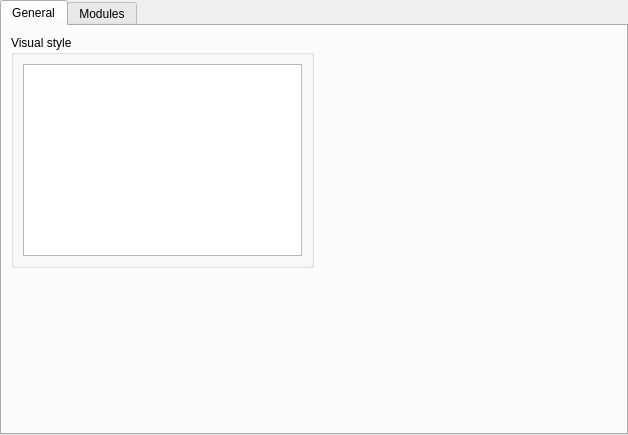
First picture: the form in src/application/ui/WdgOptions.ui, repository Norman0406/LISA-old, before the edit.
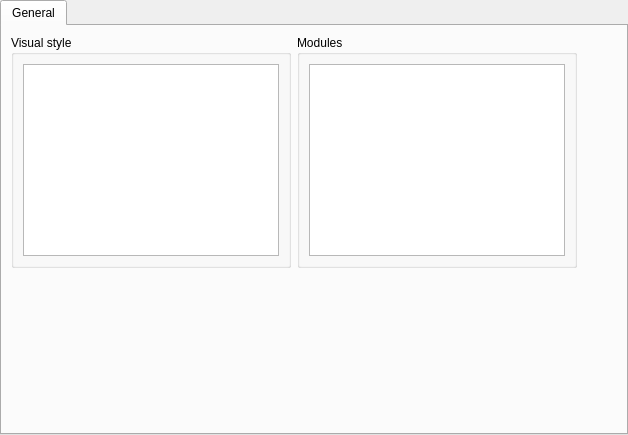
Second picture: the form after the edit.

Commit message: implemented enabling / disabling of loaded modules at runtime, refs #40 shutting down spectrum worker thread correctly

```diff
--- a/src/application/ui/WdgOptions.ui
+++ b/src/application/ui/WdgOptions.ui
@@ -61,19 +61,6 @@
          </layout>
         </widget>
        </item>
-       <item row="0" column="1">
-        <spacer name="horizontalSpacer_2">
-         <property name="orientation">
-          <enum>Qt::Horizontal</enum>
-         </property>
-         <property name="sizeHint" stdset="0">
-          <size>
-           <width>40</width>
-           <height>20</height>
-          </size>
-         </property>
-        </spacer>
-       </item>
        <item row="1" column="0">
         <spacer name="verticalSpacer_2">
          <property name="orientation">
@@ -87,13 +74,33 @@
          </property>
         </spacer>
        </item>
+       <item row="0" column="2">
+        <spacer name="horizontalSpacer_2">
+         <property name="orientation">
+          <enum>Qt::Horizontal</enum>
+         </property>
+         <property name="sizeHint" stdset="0">
+          <size>
+           <width>40</width>
+           <height>20</height>
+          </size>
+         </property>
+        </spacer>
+       </item>
+       <item row="0" column="1">
+        <widget class="QGroupBox" name="groupBox_2">
+         <property name="title">
+          <string>Modules</string>
+         </property>
+         <layout class="QGridLayout" name="gridLayout_2">
+          <item row="0" column="0">
+           <widget class="QListWidget" name="lstModules"/>
+          </item>
+         </layout>
+        </widget>
+       </item>
       </layout>
      </widget>
-     <widget class="QWidget" name="tab">
-      <attribute name="title">
-       <string>Modules</string>
-      </attribute>
-     </widget>
     </widget>
    </item>
   </layout>
```
Left out of the diff: 22 changed lines with no effect on the pictures. The commit also changes 26 other files.
